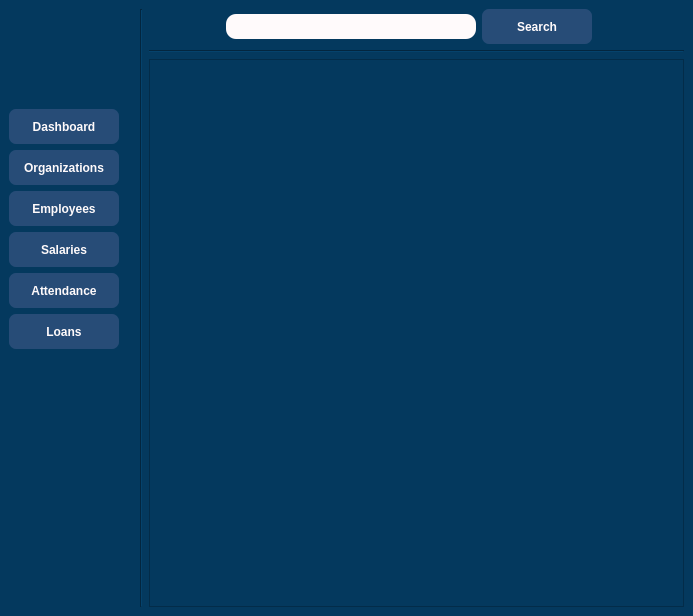
Above: ui/screens/mainwindow.ui from ahmedivy/hr-ms before the change. Below: the same form after it.
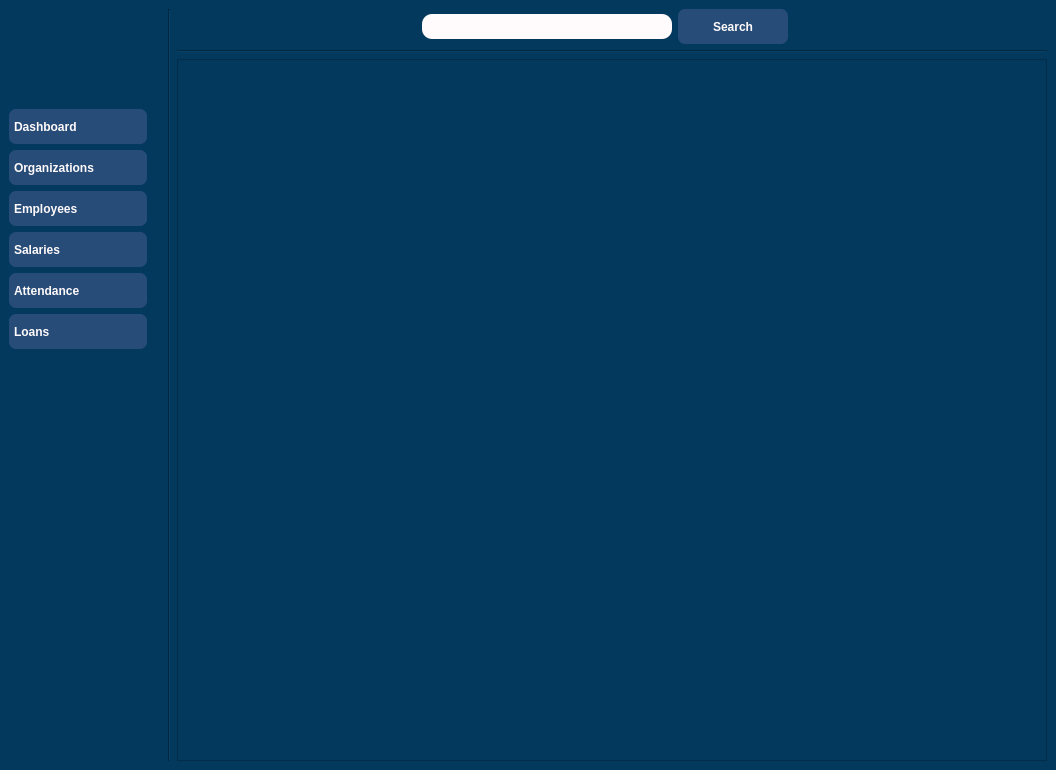
That is the form after the change. Icons and pictures are not drawn.

```diff
--- a/ui/screens/mainwindow.ui
+++ b/ui/screens/mainwindow.ui
@@ -6,8 +6,8 @@
    <rect>
     <x>0</x>
     <y>0</y>
-    <width>693</width>
-    <height>616</height>
+    <width>1056</width>
+    <height>770</height>
    </rect>
   </property>
   <property name="windowTitle">
@@ -44,6 +44,7 @@
 width: 100px;
 margin-right:15px;
 height: 25px;
+text-align: left
 }
 
 QPushButton:hover {
@@ -61,11 +62,22 @@
 padding: 3px;
 border-radius:10px;
 
-}</string>
+}
+</string>
           </property>
           <property name="text">
            <string>Dashboard</string>
           </property>
+          <property name="icon">
+           <iconset resource="../../images.qrc">
+            <normaloff>:/images/resources/images/dashboard-svgrepo-com.svg</normaloff>:/images/resources/images/dashboard-svgrepo-com.svg</iconset>
+          </property>
+          <property name="iconSize">
+           <size>
+            <width>30</width>
+            <height>30</height>
+           </size>
+          </property>
          </widget>
         </item>
         <item>
@@ -78,6 +90,7 @@
 padding: 5px;
 border-radius:7px;
 width: 100px;
+text-align:left;
 margin-right:15px;
 height: 25px;
 }
@@ -102,6 +115,19 @@
           <property name="text">
            <string>Organizations</string>
           </property>
+          <property name="icon">
+           <iconset resource="../../images.qrc">
+            <normaloff>:/images/resources/images/company-svgrepo-com.svg</normaloff>:/images/resources/images/company-svgrepo-com.svg</iconset>
+          </property>
+          <property name="iconSize">
+           <size>
+            <width>32</width>
+            <height>32</height>
+           </size>
+          </property>
+          <property name="shortcut">
+           <string>Ctrl+R</string>
+          </property>
          </widget>
         </item>
         <item>
@@ -116,6 +142,7 @@
 width: 100px;
 margin-right:15px;
 height: 25px;
+text-align:left
 }
 
 QPushButton:hover {
@@ -138,6 +165,16 @@
           <property name="text">
            <string>Employees</string>
           </property>
+          <property name="icon">
+           <iconset resource="../../images.qrc">
+            <normaloff>:/images/resources/images/employee-contact-svgrepo-com.svg</normaloff>:/images/resources/images/employee-contact-svgrepo-com.svg</iconset>
+          </property>
+          <property name="iconSize">
+           <size>
+            <width>40</width>
+            <height>40</height>
+           </size>
+          </property>
          </widget>
         </item>
         <item>
@@ -152,6 +189,7 @@
 width: 100px;
 margin-right:15px;
 height: 25px;
+text-align:left
 }
 
 QPushButton:hover {
@@ -174,6 +212,16 @@
           <property name="text">
            <string>Salaries</string>
           </property>
+          <property name="icon">
+           <iconset resource="../../images.qrc">
+            <normaloff>:/images/resources/images/dollar-coin-svgrepo-com.svg</normaloff>:/images/resources/images/dollar-coin-svgrepo-com.svg</iconset>
+          </property>
+          <property name="iconSize">
+           <size>
+            <width>29</width>
+            <height>29</height>
+           </size>
+          </property>
          </widget>
         </item>
         <item>
@@ -188,6 +236,7 @@
 width: 100px;
 margin-right:15px;
 height: 25px;
+text-align:left
 }
 
 QPushButton:hover {
@@ -210,6 +259,16 @@
           <property name="text">
            <string>Attendance</string>
           </property>
+          <property name="icon">
+           <iconset resource="../../images.qrc">
+            <normaloff>:/images/resources/images/fingerprint-svgrepo-com.svg</normaloff>:/images/resources/images/fingerprint-svgrepo-com.svg</iconset>
+          </property>
+          <property name="iconSize">
+           <size>
+            <width>32</width>
+            <height>32</height>
+           </size>
+          </property>
          </widget>
         </item>
         <item>
@@ -224,6 +283,7 @@
 width: 100px;
 margin-right:15px;
 height: 25px;
+text-align:left
 }
 
 QPushButton:hover {
@@ -246,6 +306,16 @@
           <property name="text">
            <string>Loans</string>
           </property>
+          <property name="icon">
+           <iconset resource="../../images.qrc">
+            <normaloff>:/images/resources/images/calculator-desmos-svgrepo-com.svg</normaloff>:/images/resources/images/calculator-desmos-svgrepo-com.svg</iconset>
+          </property>
+          <property name="iconSize">
+           <size>
+            <width>32</width>
+            <height>25</height>
+           </size>
+          </property>
          </widget>
         </item>
         <item>
```
Left out of the diff: 4 changed lines with no effect on the pictures.
